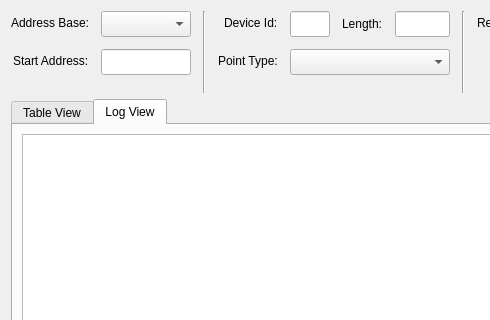
First picture: the form in src/dialogs/dialogaddressscan.ui, repository sanny32/OpenModScan, before the edit; both pictures show x 0 to 490 and y 0 to 320 of the 940 by 480 pixel window.
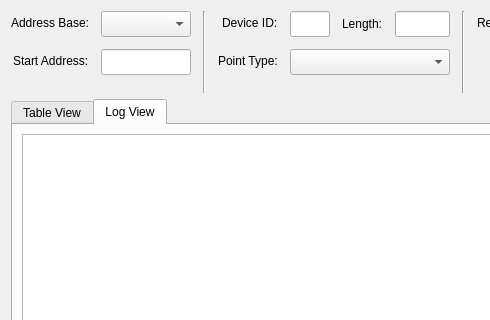
Second picture: the form after the edit. Icons and pictures are not drawn. Custom widgets are drawn as their Qt base class.

Commit message:
fix: standardize "Device Id" to "Device ID" across UI and code files
- Updated all instances of "Device Id" to "Device ID" in dialog UI files for consistency.
- Modified related strings in translation files for Russian, Chinese (Simplified and Traditional) to reflect the change.
- Adjusted code in C++ files to ensure uniformity in the representation of device identifiers.

Patch:
```diff
--- a/src/dialogs/dialogaddressscan.ui
+++ b/src/dialogs/dialogaddressscan.ui
@@ -187,7 +187,7 @@
        <item row="0" column="0">
         <widget class="QLabel" name="labelDeviceId">
          <property name="text">
-          <string>Device Id:</string>
+          <string>Device ID:</string>
          </property>
         </widget>
        </item>
```
The commit also changes 16 other files.
